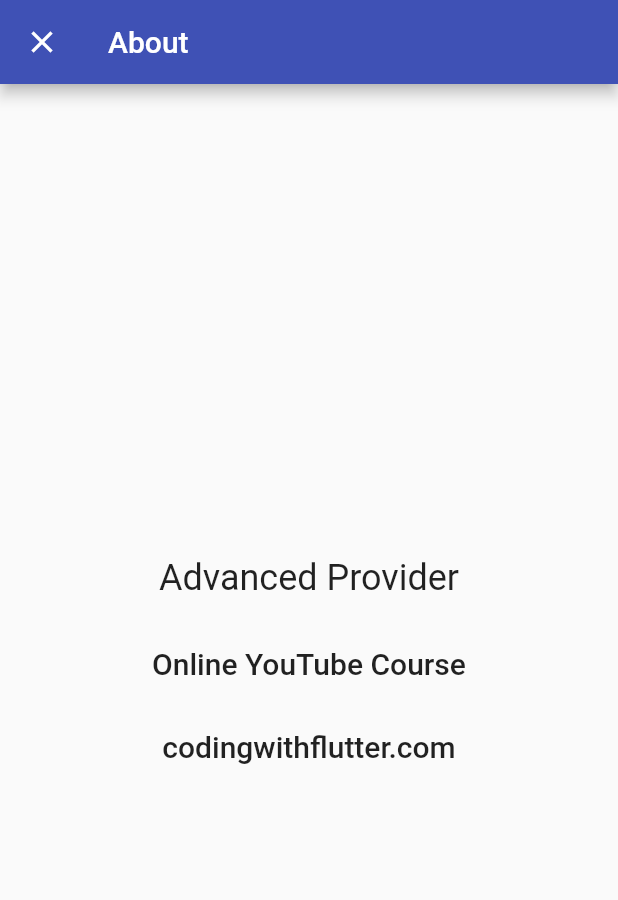
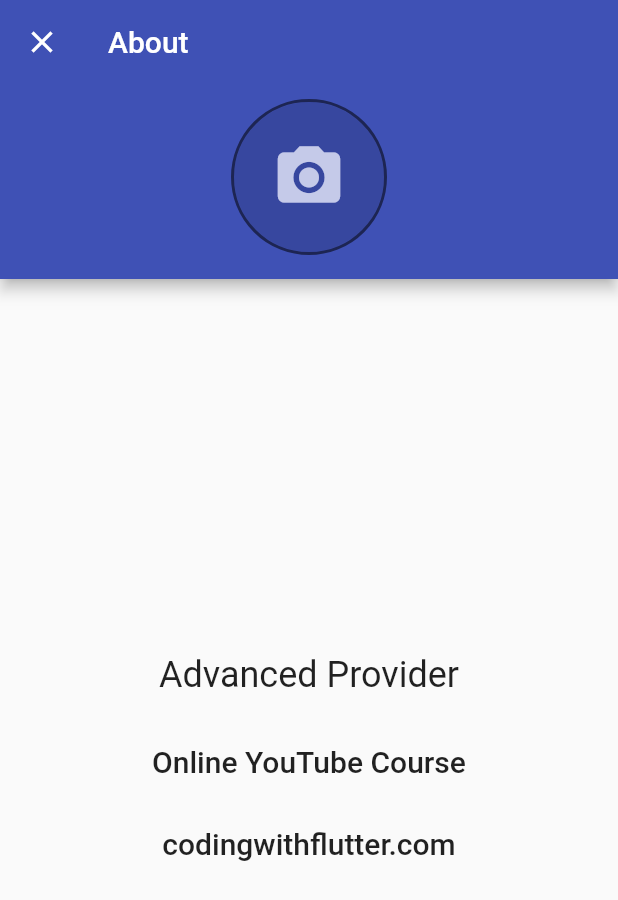
Before and after one commit to spk22/avatar_app, a Flutter app: the HomePage screen opened directly, after a tap on the "help" icon, on a phone screen of 412 x 824 dp. Shown: the top 900 px of the screen. Run offline on Flutter 3.47's test engine with Material 2 defaults, Android fonts, the phone set to English and light mode, and no system bars; our stand-ins replace image_picker, parse_server_sdk; network calls fail.

Commit message:
working implementation

```diff
--- a/lib/app/auth_widget.dart
+++ b/lib/app/auth_widget.dart
@@ -9,12 +9,13 @@ class AuthWidget extends StatelessWidget {
 
   @override
   Widget build(BuildContext context) {
+    print('AuthWidget build');
     final auth = Provider.of<ParseAuthService>(context, listen: false);
     return FutureBuilder<User>(
       future: auth.currentUser(),
       // initialData: InitialData,
       builder: (BuildContext context, AsyncSnapshot snapshot) {
-        print('user: ${snapshot.data}');
+        print('FutureBuilder: ${snapshot.connectionState}');
         // return (snapshot.data != null) ? HomePage() : SigninPage();
         final user = snapshot.data;
         if (user != null) {
--- a/lib/app/home/about_page.dart
+++ b/lib/app/home/about_page.dart
@@ -1,12 +1,27 @@
+import 'package:avatar_back4app/common_widgets/avatar.dart';
+import 'package:avatar_back4app/services/parse/parse_auth_service.dart';
 import 'package:flutter/material.dart';
+import 'package:provider/provider.dart';
 
 class AboutPage extends StatelessWidget {
-  const AboutPage({Key key}) : super(key: key);
+  final User user;
+  AboutPage({Key key, this.user}) : super(key: key);
 
   @override
   Widget build(BuildContext context) {
     return Scaffold(
-      appBar: AppBar(title: Text('About')),
+      appBar: AppBar(
+        title: Text('About'),
+        bottom: PreferredSize(
+          preferredSize: Size.fromHeight(130.0),
+          child: Column(
+            children: <Widget>[
+              _buildUserInfo(context),
+              SizedBox(height: 16.0),
+            ],
+          ),
+        ),
+      ),
       body: Center(
         child: Column(
           mainAxisAlignment: MainAxisAlignment.center,
@@ -30,4 +45,24 @@ class AboutPage extends StatelessWidget {
       ),
     );
   }
+
+  Widget _buildUserInfo(BuildContext context) {
+    // set the uploaded image into user Avatar
+    // final user = Provider.of<User>(context, listen: false);
+    final auth = Provider.of<ParseAuthService>(context, listen: false);
+    return FutureBuilder<bool>(
+      future: auth.hasImage(user),
+      // initialData: false,
+      builder: (BuildContext context, AsyncSnapshot<bool> snapshot) {
+        return Avatar(
+          hasImage: snapshot.data ?? false,
+          user: user,
+          radius: 50.0,
+          borderColor: Colors.black54,
+          borderWidth: 2.0,
+          // onPressed: () => _chooseAvatar(context, user),
+        );
+      },
+    );
+  }
 }
--- a/lib/app/home/home_page.dart
+++ b/lib/app/home/home_page.dart
@@ -45,7 +45,8 @@ class HomePage extends StatelessWidget {
 
   Future<void> _onAbout(BuildContext context) async {
     await Navigator.of(context).push(MaterialPageRoute(
-      builder: (_) => AboutPage(),
+      builder: (_) =>
+          AboutPage(user: Provider.of<User>(context, listen: false)),
       fullscreenDialog: true,
     ));
   }
--- a/lib/services/parse/image_picker_service.dart
+++ b/lib/services/parse/image_picker_service.dart
@@ -15,12 +15,16 @@ class ImagePickerService {
 
   Future<bool> uploadParseImage(BuildContext context, User user) async {
     final selectedImage = await _pickImage(source: ImageSource.gallery);
+    if (selectedImage != null) {
       ParseFileBase parseFile = ParseFile(File(selectedImage.path));
       final auth = Provider.of<ParseAuthService>(context, listen: false);
       ParseUser parseUser = await auth.getParseUser(user);
       parseUser.set("image", parseFile);
       final response = await parseUser.save();
       return response.success;
+    } else {
+      return false;
+    }
   }
 
   Future<ParseFileBase> getParseImage(BuildContext context, User user) async {
--- a/lib/services/parse/parse_auth_service.dart
+++ b/lib/services/parse/parse_auth_service.dart
@@ -17,7 +17,7 @@ class ParseAuthService {
       clientKey: AppKeys.APP_CLIENT_KEY,
       masterKey: AppKeys.APP_MASTER_KEY,
       autoSendSessionId: false,
-      debug: true,
+      debug: false,
       coreStore: await CoreStoreSharedPrefsImp.getInstance(),
     );
     final ParseResponse parseResponse = await Parse().healthCheck();
@@ -61,7 +61,7 @@ class ParseAuthService {
   Future<bool> hasImage(User user) async {
     ParseUser parseUser = await getParseUser(user);
     var result = parseUser.get<ParseFileBase>("image");
-    print('result: ' + (result != null).toString());
+    print('hasImage: ' + (result != null).toString());
     return (result != null);
   }
 }
```
Lines whose indentation alone changed are shown as unchanged.
